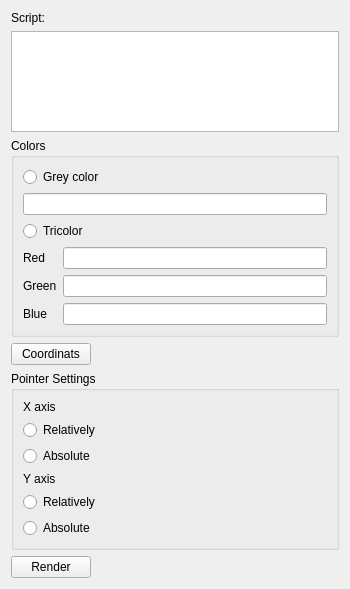
The window that gui/layersettings.ui (dmitriyushakov/imaginegenerator) describes before a commit, drawn with Qt 5.
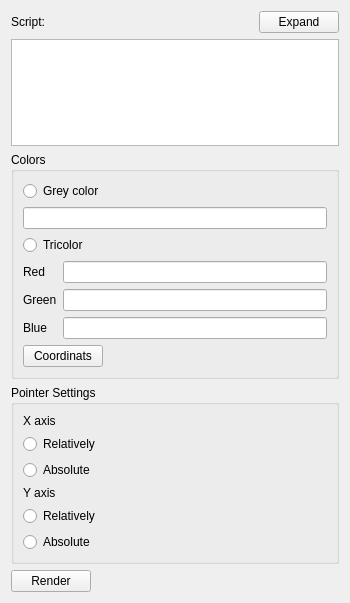
The same window after the commit. Icons and pictures are not drawn.

Commit message: Add "expand" button.

```diff
--- a/gui/layersettings.ui
+++ b/gui/layersettings.ui
@@ -7,7 +7,7 @@
     <x>0</x>
     <y>0</y>
     <width>350</width>
-    <height>589</height>
+    <height>603</height>
    </rect>
   </property>
   <property name="minimumSize">
@@ -26,7 +26,9 @@
    <iconset resource="../resources/resources.qrc">
     <normaloff>:/icon.png</normaloff>:/icon.png</iconset>
   </property>
-  <layout class="QVBoxLayout" name="verticalLayout">
+  <layout class="QVBoxLayout" name="verticalLayout_4">
+   <item>
+    <layout class="QHBoxLayout" name="scriptHeadeLay">
    <item>
     <widget class="QLabel" name="scriptLbl">
      <property name="text">
@@ -35,9 +37,46 @@
     </widget>
    </item>
    <item>
+      <spacer name="horizontalSpacer_2">
+       <property name="orientation">
+        <enum>Qt::Horizontal</enum>
+       </property>
+       <property name="sizeHint" stdset="0">
+        <size>
+         <width>40</width>
+         <height>20</height>
+        </size>
+       </property>
+      </spacer>
+     </item>
+     <item>
+      <widget class="QPushButton" name="expandBtn">
+       <property name="text">
+        <string>Expand</string>
+       </property>
+      </widget>
+     </item>
+    </layout>
+   </item>
+   <item>
     <widget class="QPlainTextEdit" name="scriptEditor"/>
    </item>
    <item>
+    <widget class="QWidget" name="toggleWidget" native="true">
+     <layout class="QVBoxLayout" name="verticalLayout">
+      <property name="leftMargin">
+       <number>0</number>
+      </property>
+      <property name="topMargin">
+       <number>0</number>
+      </property>
+      <property name="rightMargin">
+       <number>0</number>
+      </property>
+      <property name="bottomMargin">
+       <number>0</number>
+      </property>
+      <item>
     <widget class="QGroupBox" name="colorsBox">
      <property name="title">
       <string>Colors</string>
@@ -97,9 +136,6 @@
         </item>
        </layout>
       </item>
-     </layout>
-    </widget>
-   </item>
    <item>
     <layout class="QHBoxLayout" name="horizontalLayout">
      <item>
@@ -121,6 +157,9 @@
      </item>
     </layout>
    </item>
+        </layout>
+       </widget>
+      </item>
    <item>
     <widget class="QGroupBox" name="pointerGroup">
      <property name="title">
@@ -167,6 +206,9 @@
         <property name="text">
          <string>Absolute</string>
         </property>
+          </widget>
+         </item>
+        </layout>
        </widget>
       </item>
      </layout>
```
Lines whose indentation alone changed are shown as unchanged. The commit also changes 2 other files.
